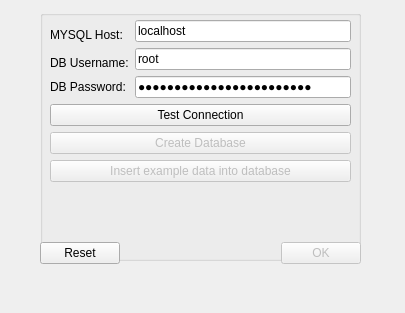
Old version of the form dbsetupwindow.ui in the repository Aurux/movieReservation.
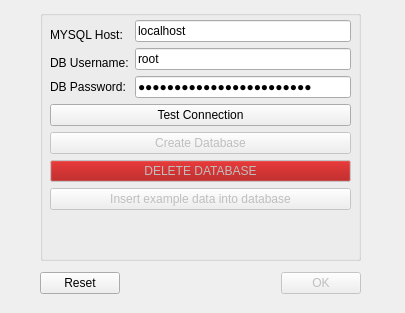
New version of the form. Icons and pictures are not drawn.

Commit message: Added functionality to delete the database.

Diff of the .ui file:
```diff
--- a/dbsetupwindow.ui
+++ b/dbsetupwindow.ui
@@ -105,6 +105,53 @@
        </property>
       </widget>
      </item>
+     <item>
+      <widget class="QPushButton" name="clearDBBtn">
+       <property name="enabled">
+        <bool>false</bool>
+       </property>
+       <property name="palette">
+        <palette>
+         <active>
+          <colorrole role="Button">
+           <brush brushstyle="SolidPattern">
+            <color alpha="255">
+             <red>164</red>
+             <green>0</green>
+             <blue>0</blue>
+            </color>
+           </brush>
+          </colorrole>
+         </active>
+         <inactive>
+          <colorrole role="Button">
+           <brush brushstyle="SolidPattern">
+            <color alpha="255">
+             <red>239</red>
+             <green>239</green>
+             <blue>239</blue>
+            </color>
+           </brush>
+          </colorrole>
+         </inactive>
+         <disabled>
+          <colorrole role="Button">
+           <brush brushstyle="SolidPattern">
+            <color alpha="255">
+             <red>164</red>
+             <green>0</green>
+             <blue>0</blue>
+            </color>
+           </brush>
+          </colorrole>
+         </disabled>
+        </palette>
+       </property>
+       <property name="text">
+        <string>DELETE DATABASE</string>
+       </property>
+      </widget>
+     </item>
      <item>
       <widget class="QPushButton" name="exampleDataBtn">
        <property name="enabled">
@@ -125,11 +172,11 @@
     </layout>
    </widget>
   </widget>
-  <widget class="QWidget" name="">
+  <widget class="QWidget" name="layoutWidget">
    <property name="geometry">
     <rect>
      <x>40</x>
-     <y>240</y>
+     <y>270</y>
      <width>321</width>
      <height>26</height>
     </rect>
```
The commit also changes 4 other files.
